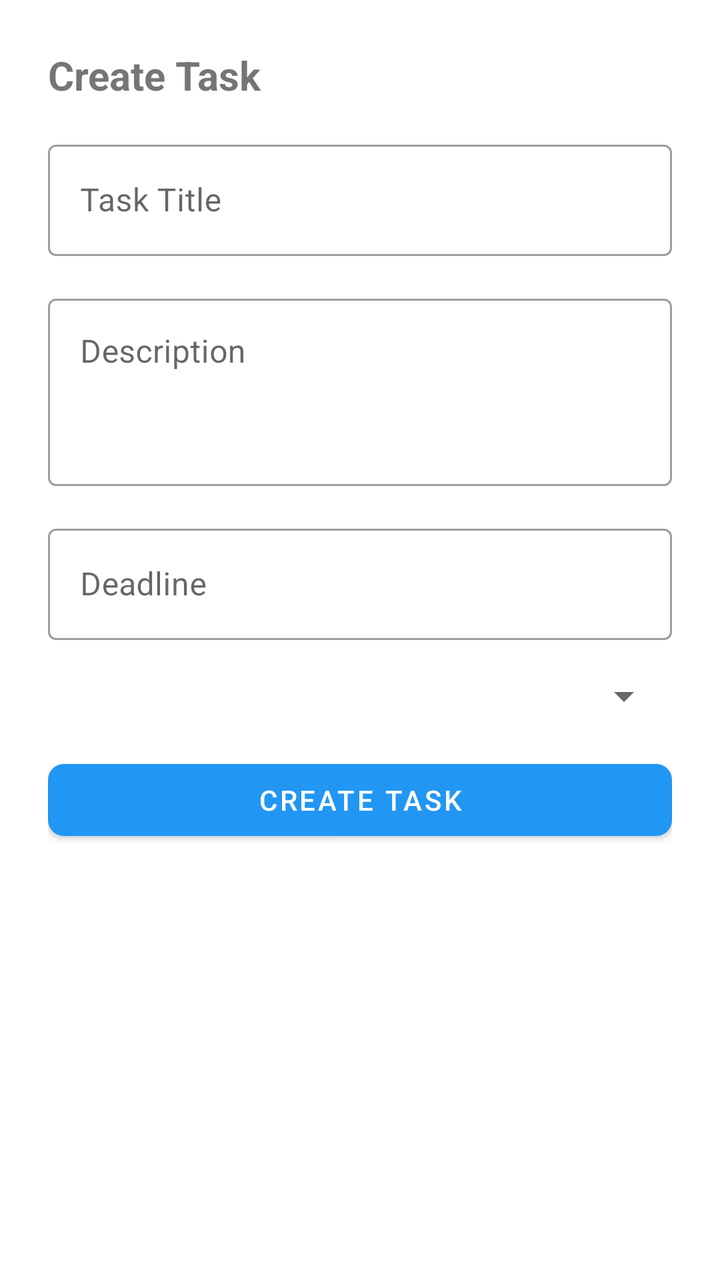
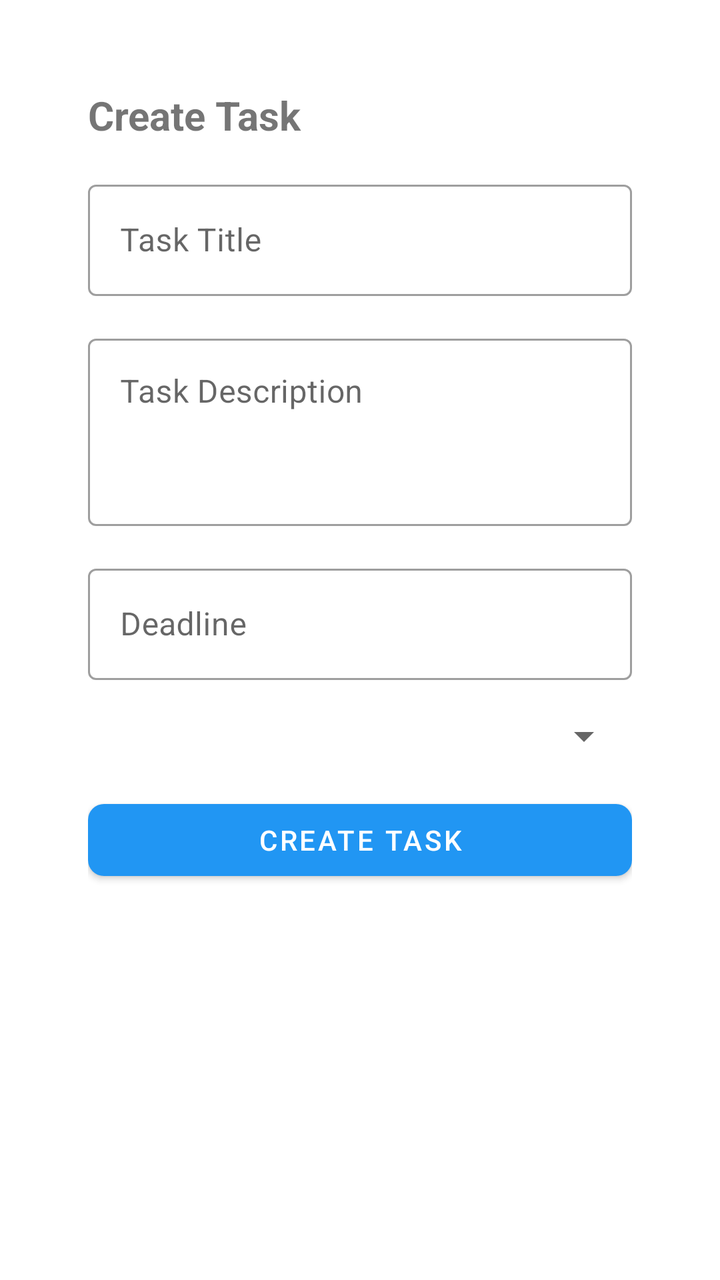

The first picture is an Android layout as it rendered before a commit; the second is the same layout after the commit. The layout source and the unified diff follow.
<!-- AndroidManifest.xml: application theme Theme.UnifiedHRSystem -->
<!-- res/layout/dialog_create_task.xml -->
<?xml version="1.0" encoding="utf-8"?>
<ScrollView xmlns:android="http://schemas.android.com/apk/res/android"
    xmlns:app="http://schemas.android.com/apk/res-auto"
    android:layout_width="match_parent"
    android:layout_height="wrap_content">

    <LinearLayout
        android:layout_width="match_parent"
        android:layout_height="wrap_content"
        android:orientation="vertical"
        android:padding="24dp">

        <TextView
            android:layout_width="wrap_content"
            android:layout_height="wrap_content"
            android:text="@string/create_task"
            android:textSize="20sp"
            android:textStyle="bold"
            android:layout_marginBottom="16dp" />

        <com.google.android.material.textfield.TextInputLayout
            style="@style/Widget.MaterialComponents.TextInputLayout.OutlinedBox"
            android:layout_width="match_parent"
            android:layout_height="wrap_content"
            android:hint="@string/task_title"
            android:layout_marginBottom="16dp">

            <com.google.android.material.textfield.TextInputEditText
                android:id="@+id/etTitle"
                android:layout_width="match_parent"
                android:layout_height="wrap_content"
                android:inputType="textCapSentences" />
        </com.google.android.material.textfield.TextInputLayout>

        <com.google.android.material.textfield.TextInputLayout
            style="@style/Widget.MaterialComponents.TextInputLayout.OutlinedBox"
            android:layout_width="match_parent"
            android:layout_height="wrap_content"
            android:hint="@string/task_description"
            android:layout_marginBottom="16dp">

            <com.google.android.material.textfield.TextInputEditText
                android:id="@+id/etDescription"
                android:layout_width="match_parent"
                android:layout_height="wrap_content"
                android:inputType="textMultiLine"
                android:minLines="3"
                android:gravity="top|start" />
        </com.google.android.material.textfield.TextInputLayout>

        <com.google.android.material.textfield.TextInputLayout
            style="@style/Widget.MaterialComponents.TextInputLayout.OutlinedBox"
            android:layout_width="match_parent"
            android:layout_height="wrap_content"
            android:hint="@string/deadline"
            android:layout_marginBottom="16dp">

            <com.google.android.material.textfield.TextInputEditText
                android:id="@+id/etDeadline"
                android:layout_width="match_parent"
                android:layout_height="wrap_content"
                android:focusable="false"
                android:clickable="true" />
        </com.google.android.material.textfield.TextInputLayout>

        <com.google.android.material.textfield.TextInputLayout
            android:id="@+id/layoutAssignTo"
            style="@style/Widget.MaterialComponents.TextInputLayout.OutlinedBox"
            android:layout_width="match_parent"
            android:layout_height="wrap_content"
            android:hint="@string/assign_to"
            android:layout_marginBottom="16dp">

            <androidx.appcompat.widget.AppCompatSpinner
                android:id="@+id/spEmployees"
                android:layout_width="match_parent"
                android:layout_height="wrap_content" />
        </com.google.android.material.textfield.TextInputLayout>

        <com.google.android.material.button.MaterialButton
            android:id="@+id/btnCreate"
            android:layout_width="match_parent"
            android:layout_height="wrap_content"
            android:text="@string/create_task"
            app:cornerRadius="8dp" />

    </LinearLayout>
</ScrollView>
<!-- resources referenced by this layout -->
<resources>
  <string name="assign_to">Assign To</string>
  <string name="create_task">Create Task</string>
  <string name="deadline">Deadline</string>
  <string name="task_description">Description</string>
  <string name="task_title">Task Title</string>
  <style name="Theme.UnifiedHRSystem" parent="Theme.MaterialComponents.DayNight.NoActionBar">
          <item name="colorPrimary">@color/primary</item>
          <item name="colorPrimaryDark">@color/primary_dark</item>
          <item name="colorAccent">@color/accent</item>
          <item name="toolbarStyle">@style/Widget.UnifiedHR.Toolbar</item>
      </style>
  <color name="primary">#FF2196F3</color>
  <color name="primary_dark">#FF1976D2</color>
  <color name="accent">#FFFF5722</color>
  <style name="Widget.UnifiedHR.Toolbar" parent="Widget.MaterialComponents.Toolbar">
          <item name="popupTheme">@style/ThemeOverlay.MaterialComponents.Light</item>
          <item name="titleTextColor">@color/white</item>
          <item name="subtitleTextColor">@color/white</item>
      </style>
  <color name="white">#FFFFFFFF</color>
</resources>

<!-- the commit's change to res/layout/dialog_create_task.xml (unified diff, before → after) -->
@@ -2,7 +2,9 @@
 <ScrollView xmlns:android="http://schemas.android.com/apk/res/android"
     xmlns:app="http://schemas.android.com/apk/res-auto"
     android:layout_width="match_parent"
-    android:layout_height="wrap_content">
+    android:layout_height="wrap_content"
+    android:background="@drawable/dialog_full_width_bg"
+    >
 
     <LinearLayout
         android:layout_width="match_parent"
<!-- resource entries referenced after the edit -->
@@ -1,9 +1,20 @@
 <!-- resources referenced by this layout -->
 <resources>
+  <!-- drawable dialog_full_width_bg (drawable) -->
+  <shape xmlns:android="http://schemas.android.com/apk/res/android"
+      android:shape="rectangle">
+      <solid android:color="@android:color/white" />
+      <corners android:radius="20dp" />
+      <padding
+          android:left="20dp"
+          android:top="20dp"
+          android:right="20dp"
+          android:bottom="20dp" />
+  </shape>
   <string name="assign_to">Assign To</string>
   <string name="create_task">Create Task</string>
   <string name="deadline">Deadline</string>
-  <string name="task_description">Description</string>
+  <string name="task_description">Task Description</string>
   <string name="task_title">Task Title</string>
   <style name="Theme.UnifiedHRSystem" parent="Theme.MaterialComponents.DayNight.NoActionBar">
           <item name="colorPrimary">@color/primary</item>
@@ -11,9 +22,9 @@
           <item name="colorAccent">@color/accent</item>
           <item name="toolbarStyle">@style/Widget.UnifiedHR.Toolbar</item>
       </style>
-  <color name="primary">#FF2196F3</color>
-  <color name="primary_dark">#FF1976D2</color>
-  <color name="accent">#FFFF5722</color>
+  <color name="primary">#2196F3</color>
+  <color name="primary_dark">#1976D2</color>
+  <color name="accent">#4CAF50</color>
   <style name="Widget.UnifiedHR.Toolbar" parent="Widget.MaterialComponents.Toolbar">
           <item name="popupTheme">@style/ThemeOverlay.MaterialComponents.Light</item>
           <item name="titleTextColor">@color/white</item>
